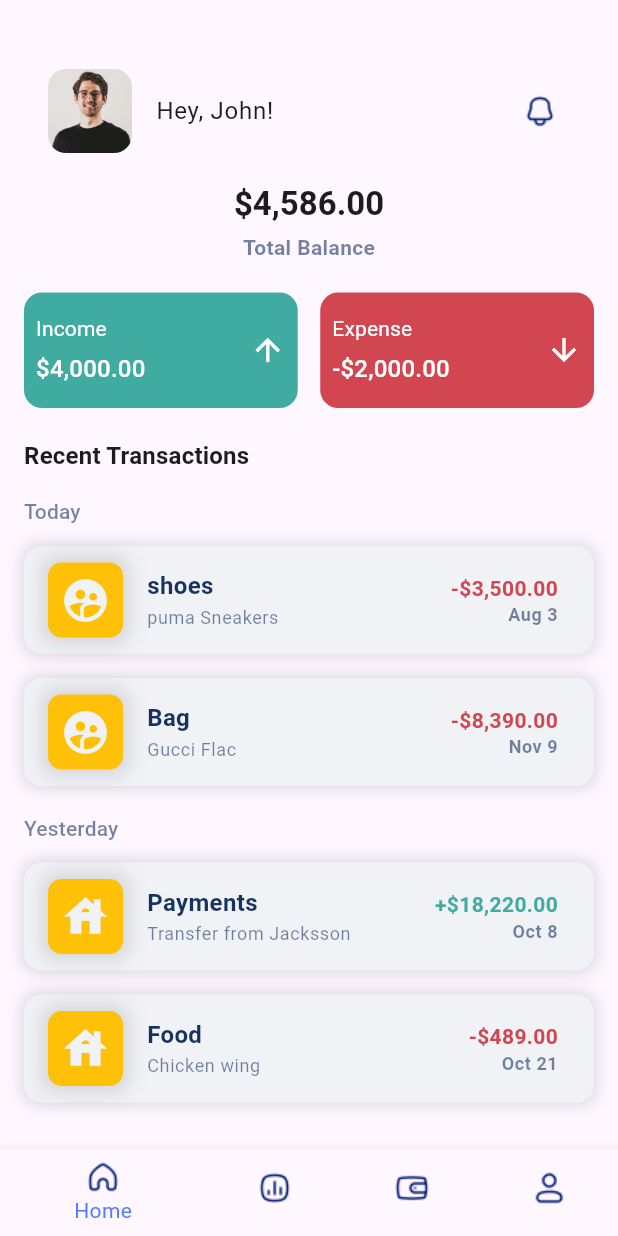
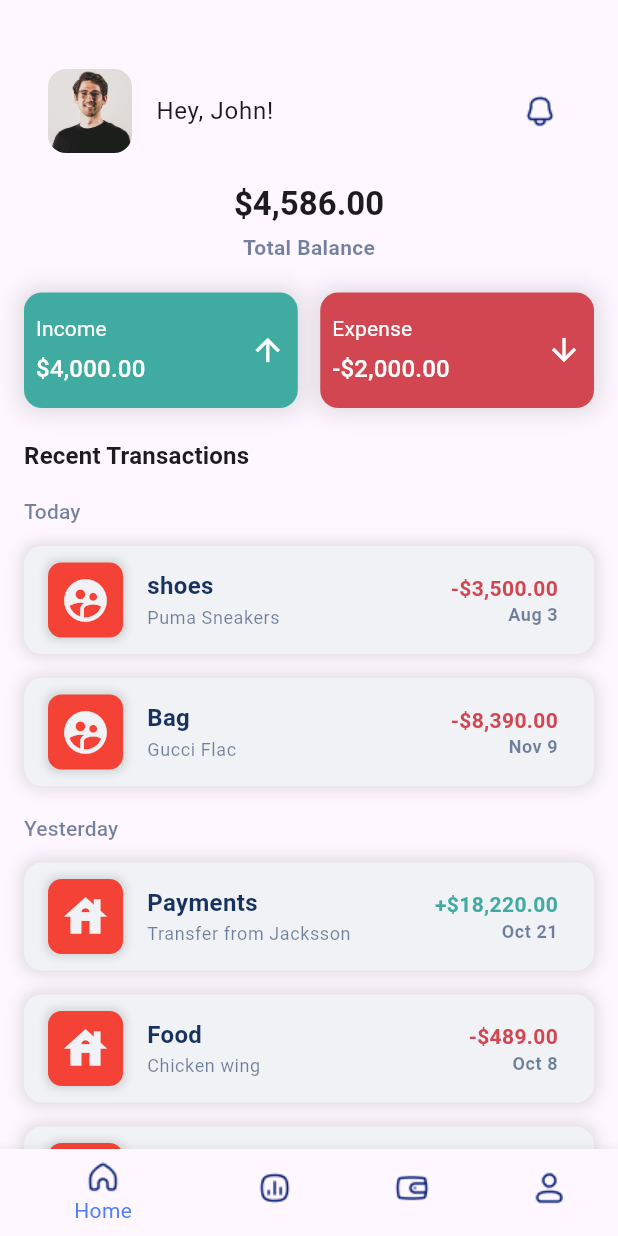
Before and after one commit to mohammed-swafvan/money-manager, a Flutter app: the screen it shows after launch, on a phone screen of 412 x 824 dp. Run offline on Flutter 3.47's test engine with Material 2 defaults, Android fonts, the phone set to English and light mode, and no system bars.

Commit message:
Home Screen Design perfectly completed

```diff
--- a/lib/models/user_info_model.dart
+++ b/lib/models/user_info_model.dart
@@ -21,7 +21,7 @@ const List<Transaction> transactionOne = [
     categoryType: ItemCategoryType.fashion,
     transactionType: TransactionType.outflow,
     categoryName: "shoes",
-    itemName: "puma Sneakers",
+    itemName: "Puma Sneakers",
     amount: "3,500.00",
     date: "Aug 3",
   ),
@@ -42,7 +42,7 @@ const List<Transaction> transactionTwo = [
     categoryName: "Payments",
     itemName: "Transfer from Jacksson",
     amount: "18,220.00",
-    date: "Oct 8",
+    date: "Oct 21",
   ),
   Transaction(
     categoryType: ItemCategoryType.grocery,
@@ -50,7 +50,23 @@ const List<Transaction> transactionTwo = [
     categoryName: "Food",
     itemName: "Chicken wing",
     amount: "489.00",
-    date: "Oct 21",
+    date: "Oct 8",
+  ),
+  Transaction(
+    categoryType: ItemCategoryType.payments,
+    transactionType: TransactionType.inflow,
+    categoryName: "Payment",
+    itemName: "Comapany income",
+    amount: "489.00",
+    date: "Sep 21",
+  ),
+  Transaction(
+    categoryType: ItemCategoryType.fashion,
+    transactionType: TransactionType.outflow,
+    categoryName: "Specs",
+    itemName: "Raiban",
+    amount: "4699.00",
+    date: "Sep 17",
   ),
 ];
 
--- a/lib/presentation/utils/custom_colors.dart
+++ b/lib/presentation/utils/custom_colors.dart
@@ -14,4 +14,15 @@ class CustomColors {
 
   static Color accent = const Color.fromARGB(255, 210, 70, 81);
   static Color background = const Color(0xFFF1F2F5);
+
+  static List<Color> randomColorList = [
+    Colors.purple,
+    Colors.amber,
+    fontSubHeading,
+    fontDark,
+    Colors.red,
+    Colors.black,
+    Colors.indigo,
+    primaryDark,
+  ];
 }
--- a/lib/presentation/widgets/income_expense_card.dart
+++ b/lib/presentation/widgets/income_expense_card.dart
@@ -15,6 +15,14 @@ class IncomeExpenseCard extends StatelessWidget {
     return Container(
       padding: EdgeInsets.symmetric(vertical: Dimensions.defaultSpacing - 2, horizontal: Dimensions.defaultSpacing / 2),
       decoration: BoxDecoration(
+        boxShadow: const [
+          BoxShadow(
+            blurRadius: 12,
+            spreadRadius: 3,
+            offset: Offset.zero,
+            color: Colors.black12,
+          )
+        ],
         color: label == "Income" ? CustomColors.primaryDark : CustomColors.accent,
         borderRadius: BorderRadius.circular(Dimensions.defaultRadius),
       ),
@@ -27,12 +35,18 @@ class IncomeExpenseCard extends StatelessWidget {
             children: [
               Text(
                 label,
-                style: Theme.of(context).textTheme.titleSmall?.copyWith(color: Colors.white, fontWeight: FontWeight.w400),
+                style: Theme.of(context).textTheme.titleSmall?.copyWith(
+                      color: Colors.white,
+                      fontWeight: FontWeight.w400,
+                    ),
               ),
               CustomSize.height5,
               Text(
                 amount,
-                style: Theme.of(context).textTheme.titleMedium?.copyWith(color: Colors.white, fontWeight: FontWeight.w500),
+                style: Theme.of(context).textTheme.titleMedium?.copyWith(
+                      color: Colors.white,
+                      fontWeight: FontWeight.w500,
+                    ),
               ),
             ],
           ),
--- a/lib/presentation/widgets/transation_item_tile.dart
+++ b/lib/presentation/widgets/transation_item_tile.dart
@@ -1,3 +1,4 @@
+import 'dart:math';
 import 'package:flutter/material.dart';
 import 'package:money_manager/models/transaction_model.dart';
 import 'package:money_manager/presentation/utils/custom_colors.dart';
@@ -14,6 +15,13 @@ class TransationItemTile extends StatelessWidget {
       case TransactionType.outflow:
         return "-";
     }
+  }
+
+  Color getRandomiconBgColor() {
+    Random random = Random();
+    int index = random.nextInt(CustomColors.randomColorList.length);
+    Color color = CustomColors.randomColorList[index];
+    return color;
   }
 
   @override
@@ -42,11 +50,11 @@ class TransationItemTile extends StatelessWidget {
               BoxShadow(
                 color: Colors.black12,
                 offset: Offset.zero,
-                blurRadius: 10,
-                spreadRadius: 4,
+                blurRadius: 4,
+                spreadRadius: 2,
               ),
             ],
-            color: Colors.amber,
+            color: getRandomiconBgColor(),
             borderRadius: BorderRadius.circular(Dimensions.defaultRadius - 3),
           ),
           child: Icon(
```
